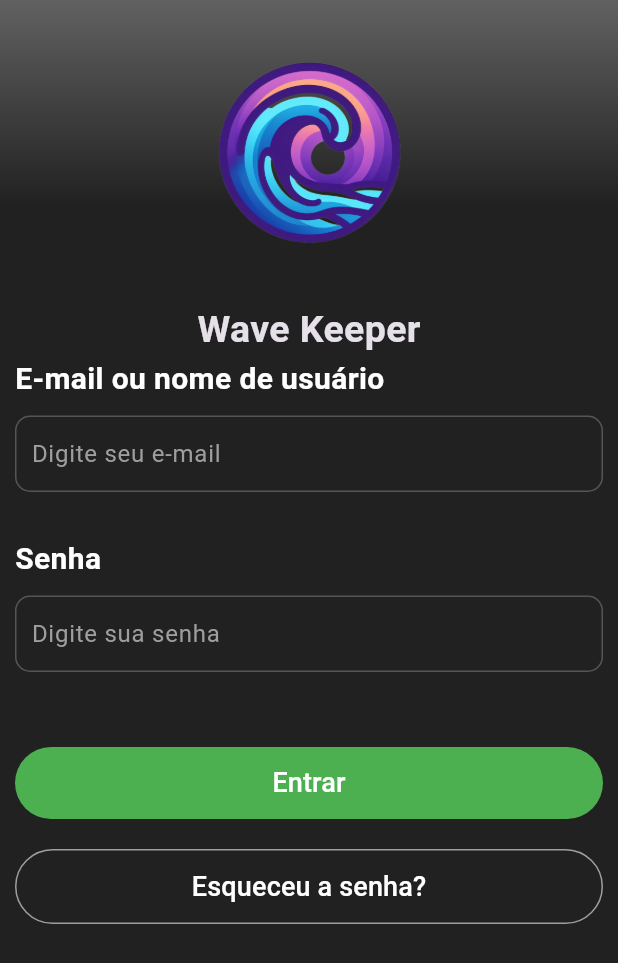
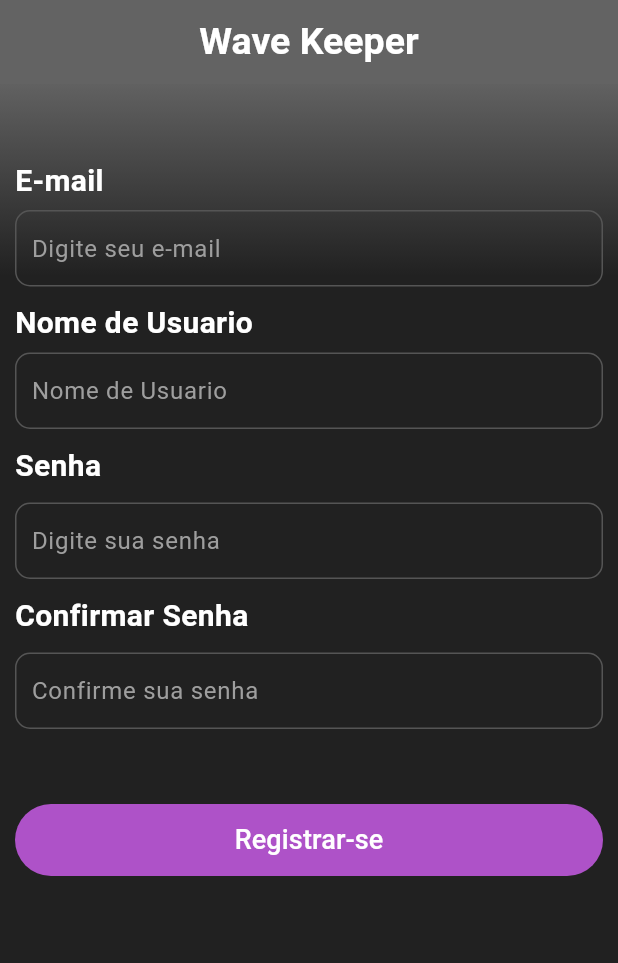
Before and after one commit to severO0/WaveKeeper, a Flutter app: the screen it shows after launch, on a phone screen of 412 x 824 dp. Shown: the top 963 px of the screen. Run offline on Flutter 3.47's test engine with Material 3 defaults, Android fonts, the phone set to English and light mode, and no system bars; our stand-ins replace shared_preferences.

Commit message:
create register page

```diff
--- a/wavekeeper/lib/main.dart
+++ b/wavekeeper/lib/main.dart
@@ -2,6 +2,7 @@ import 'package:flutter/material.dart';
 import 'package:wavekeeper/navigation/tabbar.dart';
 import 'package:wavekeeper/views/home.dart';
 import 'package:wavekeeper/views/login.dart';
+import 'package:wavekeeper/views/register.dart';
 
 void main() {
   runApp(MyApp());
@@ -30,7 +31,8 @@ class MyApp extends StatelessWidget {
         ),
       ),
       // Defina a tela de login como a primeira tela
-      home: LoginScreen(),
+      //home: LoginScreen(),
+      home: RegisterScreen()
 
     );
   }
--- a/wavekeeper/lib/views/login.dart
+++ b/wavekeeper/lib/views/login.dart
@@ -51,6 +51,7 @@ class LoginScreen extends StatelessWidget {
                       ),Text(
                   'Wave Keeper',
                   style: TextStyle(
+                    color: Color.fromRGBO(255, 255, 255, 1),
                     fontWeight: FontWeight.bold,
                       fontSize:
                           25), // Ajuste o tamanho do texto conforme necessário
@@ -137,7 +138,7 @@ class LoginScreen extends StatelessWidget {
           Container(
             width: 250,
             decoration: BoxDecoration(
-              color: Colors.green,
+              color: Color.fromRGBO(174,82,200,1.0),
               borderRadius: BorderRadius.all(
                 Radius.circular(30),
               ),
--- /dev/null
+++ b/wavekeeper/lib/views/register.dart
@@ -0,0 +1,228 @@
+import 'dart:convert';
+
+import 'package:flutter/material.dart';
+import 'package:flutter/widgets.dart';
+import 'package:http/http.dart' as http;
+import 'profile/usuario.dart';
+
+class RegisterScreen extends StatelessWidget {
+  final TextEditingController emailController = TextEditingController();
+  final TextEditingController passwordController = TextEditingController();
+  final TextEditingController userController = TextEditingController();
+
+  final _formKey = GlobalKey<FormState>();
+
+  get http => null;
+
+  @override
+  Widget build(BuildContext context) {
+    return Scaffold(
+      appBar: AppBar(
+        backgroundColor: Color.fromARGB(255, 99, 99, 99),
+        title: Center(
+          child: Text(
+            'Wave Keeper',
+            style: TextStyle(
+                color: Color.fromRGBO(255, 255, 255, 1),
+                fontWeight: FontWeight.bold,
+                fontSize: 25), // Ajuste o tamanho do texto conforme necessário
+          ),
+        ),
+      ),
+      body: Container(
+        padding: EdgeInsets.only(left: 10, right: 10),
+        width: double.infinity,
+        height: double.infinity,
+        alignment: Alignment.topLeft,
+        decoration: BoxDecoration(
+          gradient: LinearGradient(
+            begin: Alignment.topCenter,
+            end: Alignment.bottomCenter,
+            colors: [
+              Color(0xFF616161),
+              Color(0xFF212121),
+              Color(0xFF212121),
+              Color(0xFF212121),
+              Color(0xFF212121),
+              Color(0xFF212121),
+              Color(0xFF212121),
+            ],
+          ),
+        ),
+        child: ListView(
+          children: <Widget>[
+            SizedBox(height: 50),
+            Text(
+              'E-mail',
+              style: TextStyle(
+                color: Colors.white,
+                fontWeight: FontWeight.bold,
+                fontSize: 20,
+              ),
+            ),
+            SizedBox(height: 5),
+            Container(
+              padding: EdgeInsets.only(left: 10, top: 1, right: 1),
+              decoration: BoxDecoration(
+                color: Color.fromARGB(0, 37, 35, 35),
+                borderRadius: BorderRadius.circular(10), // Borda arredondada
+                border: Border.all(
+                    color:
+                        const Color.fromARGB(255, 85, 85, 85)), // Borda visível
+              ),
+              child: TextFormField(
+                controller: emailController,
+                keyboardType: TextInputType.emailAddress,
+                validator: (email) {
+                  if (email == null || email.isEmpty) {
+                    return 'Digite um e-mail válido';
+                  }
+                  return null;
+                },
+                decoration: InputDecoration(
+                  border: InputBorder.none,
+                  hintText:
+                      'Digite seu e-mail', // Texto de dica dentro do campo
+                  hintStyle:
+                      TextStyle(color: Colors.grey), // Estilo do texto de dica
+                ),
+              ),
+            ),
+            SizedBox(height: 10),
+            Text(
+              'Nome de Usuario',
+              style: TextStyle(
+                color: Colors.white,
+                fontWeight: FontWeight.bold,
+                fontSize: 20,
+              ),
+            ),
+            SizedBox(height: 5),
+            Container(
+              padding: EdgeInsets.only(left: 10, top: 1, right: 1),
+              decoration: BoxDecoration(
+                color: Color.fromARGB(0, 37, 35, 35),
+                borderRadius: BorderRadius.circular(10), // Borda arredondada
+                border: Border.all(
+                    color: Color.fromARGB(255, 85, 85, 85)), // Borda visível
+              ),
+              child: TextFormField(
+                controller: userController,
+                keyboardType: TextInputType.name,
+                validator: (user) {
+                  if (user == null || user.isEmpty) {
+                    return 'Digite um nome de usuario válido';
+                  }
+                  return null;
+                },
+                decoration: InputDecoration(
+                  border: InputBorder.none,
+                  hintText: 'Nome de Usuario', // Texto de dica dentro do campo
+                  hintStyle:
+                      TextStyle(color: Colors.grey), // Estilo do texto de dica
+                ),
+              ),
+            ),
+            SizedBox(height: 10),
+            Text(
+              'Senha',
+              style: TextStyle(
+                color: Colors.white,
+                fontWeight: FontWeight.bold,
+                fontSize: 20,
+              ),
+            ),
+            SizedBox(height: 10),
+            Container(
+              padding: EdgeInsets.only(left: 10, top: 1, right: 1),
+              decoration: BoxDecoration(
+                color: Color.fromARGB(0, 37, 35, 35),
+                borderRadius: BorderRadius.circular(10), // Borda arredondada
+                border: Border.all(
+                    color: Color.fromARGB(255, 85, 85, 85)), // Borda visível
+              ),
+              child: TextFormField(
+                controller: passwordController,
+                keyboardType: TextInputType.visiblePassword,
+                obscureText: true,
+                validator: (password) {
+                  if (password == null || password.isEmpty) {
+                    return 'Digite uma senha válida';
+                  } else if (password.length < 6) {
+                    return 'A senha deve ter pelo menos 6 caracteres';
+                  }
+                  return null;
+                },
+                decoration: InputDecoration(
+                  border: InputBorder.none,
+                  hintText: 'Digite sua senha', // Texto de dica dentro do campo
+                  hintStyle:
+                      TextStyle(color: Colors.grey), // Estilo do texto de dica
+                ),
+              ),
+            ),
+            SizedBox(height: 10),
+            Text(
+              'Confirmar Senha',
+              style: TextStyle(
+                color: Colors.white,
+                fontWeight: FontWeight.bold,
+                fontSize: 20,
+              ),
+            ),
+            SizedBox(height: 10),
+            Container(
+              padding: EdgeInsets.only(left: 10, top: 1, right: 1),
+              decoration: BoxDecoration(
+                color: Color.fromARGB(0, 37, 35, 35),
+                borderRadius: BorderRadius.circular(10), // Borda arredondada
+                border: Border.all(
+                    color: Color.fromARGB(255, 85, 85, 85)), // Borda visível
+              ),
+              child: TextFormField(
+                controller: passwordController,
+                keyboardType: TextInputType.visiblePassword,
+                obscureText: true,
+                validator: (password) {
+                  if (password == null || password.isEmpty) {
+                    return 'Digite uma senha válida';
+                  } else if (password.length < 6) {
+                    return 'A senha deve ter pelo menos 6 caracteres';
+                  }
+                  return null;
+                },
+                decoration: InputDecoration(
+                  border: InputBorder.none,
+                  hintText:
+                      'Confirme sua senha', // Texto de dica dentro do campo
+                  hintStyle:
+                      TextStyle(color: Colors.grey), // Estilo do texto de dica
+                ),
+              ),
+            ),
+            SizedBox(height: 50),
+            Container(
+              width: 250,
+              decoration: BoxDecoration(
+                color: Color.fromRGBO(174, 82, 200, 1.0),
+                borderRadius: BorderRadius.all(
+                  Radius.circular(30),
+                ),
+              ),
+              child: TextButton(
+                child: Text(
+                  'Registrar-se',
+                  style: TextStyle(
+                    color: Colors.white,
+                    fontSize: 18,
+                  ),
+                ),
+                onPressed: () async {},
+              ),
+            ),
+          ],
+        ),
+      ),
+    );
+  }
+}
```
